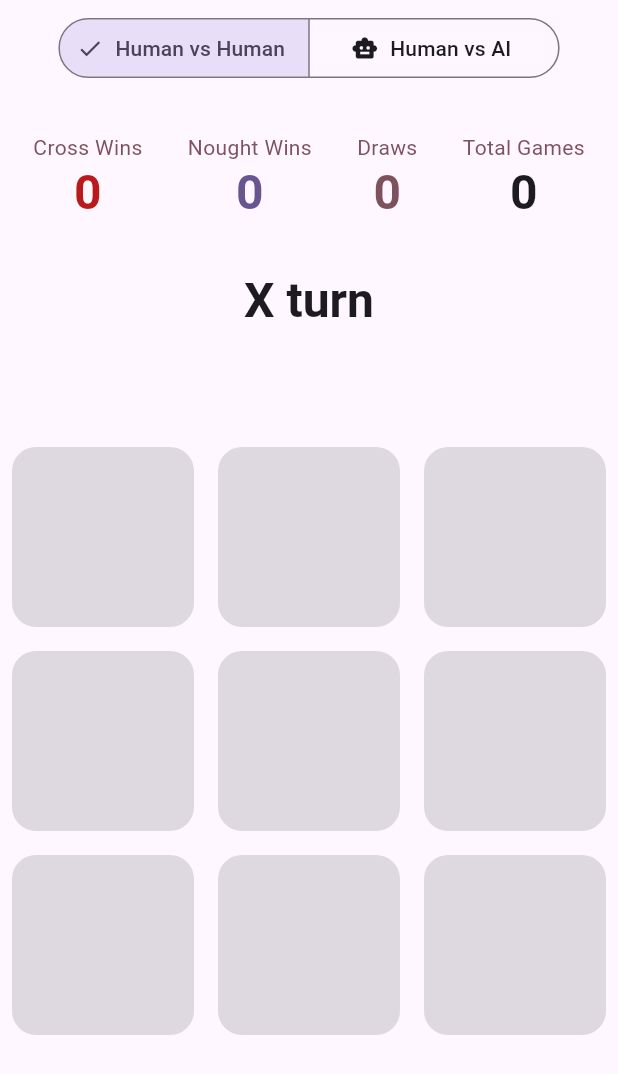
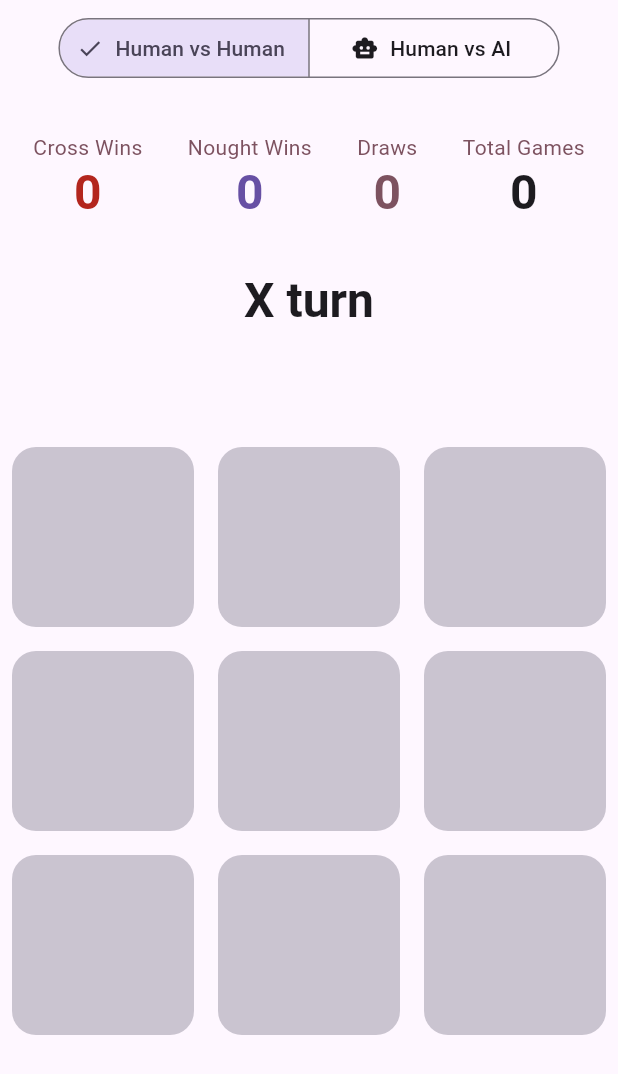
Before and after one commit to Pierre-Monier/tictactoe, a Flutter app: the screen it shows after launch, on a phone screen of 412 x 824 dp. Shown: the top 1074 px of the screen. Run offline on Flutter 3.47's test engine with Material 3 defaults, Android fonts, the phone set to English and light mode, and no system bars; our stand-ins replace device_preview_plus, flutter_gemini, flutter_riverpod, freezed_annotation, logger, riverpod_annotation; missing offline and left inert: result_type; generated files the repository leaves out were written again.

Commit message:
feat: handle light and dark mode

```diff
--- a/lib/main.dart
+++ b/lib/main.dart
@@ -13,9 +13,8 @@ class MyApp extends StatelessWidget {
   @override
   Widget build(BuildContext context) {
     return MaterialApp(
-      theme: ThemeData(
-        colorScheme: .fromSeed(seedColor: Colors.deepPurple),
-      ),
+      theme: ThemeData.light(),
+      darkTheme: ThemeData.dark(),
       home: const TictactoePage(),
     );
   }
--- a/lib/presentation/ui/tictactoe_alert.dart
+++ b/lib/presentation/ui/tictactoe_alert.dart
@@ -38,7 +38,7 @@ class TictactoeAlert extends ConsumerWidget {
               style: baseTextStyle,
             ),
             if (gameMode == GameMode.humanVsAi && currentPlayer.isAi) ...[
-              const WidgetSpan(child: DotAnimation()),
+              WidgetSpan(child: DotAnimation(dotColor: baseTextStyle?.color)),
             ],
           ],
         ),
--- a/lib/presentation/ui/tictactoe_cell.dart
+++ b/lib/presentation/ui/tictactoe_cell.dart
@@ -37,7 +37,7 @@ class TictactoeCell extends ConsumerWidget {
 
     final isWinningCell = result.isCellAWinningCell(cell);
 
-    final cellColor = isWinningCell ? getWinningCellColor(colors) : colors.surfaceDim;
+    final cellColor = isWinningCell ? getWinningCellColor(colors) : colors.outlineVariant;
 
     return InkWell(
       borderRadius: BorderRadius.circular(16),
```
Also changed, not shown: lib/presentation/ui/dot_animation.dart (+5 -3 lines), 1 other file.
